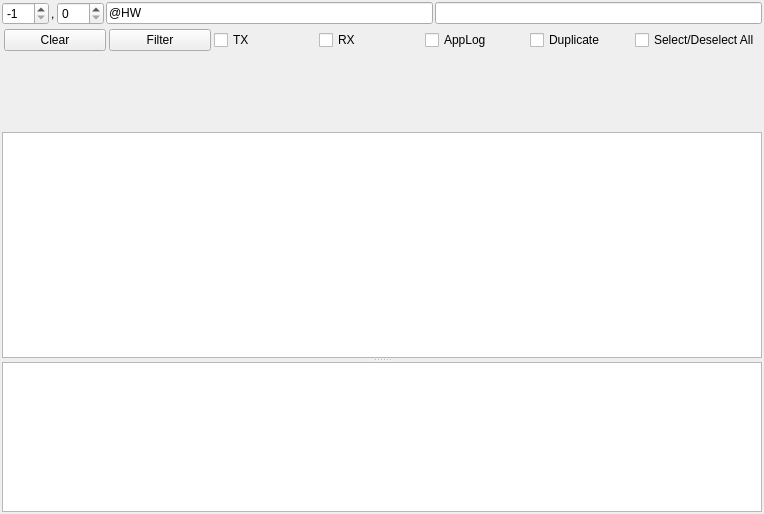
break11/AutoStorage, file Lib/AppWidgets/Agent_Cmd_Log_Form.ui: the form before one commit.
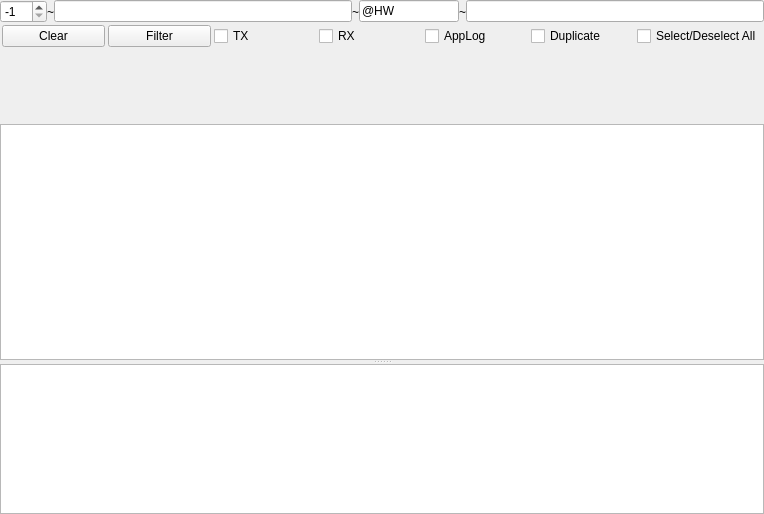
The form after the commit.

Commit message: Продолжение доработки протокола. Много изменений, из основного - убран agentN из посылки каждый раз.

Patch:
```diff
--- a/Lib/AppWidgets/Agent_Cmd_Log_Form.ui
+++ b/Lib/AppWidgets/Agent_Cmd_Log_Form.ui
@@ -15,19 +15,19 @@
   </property>
   <layout class="QVBoxLayout" name="verticalLayout">
    <property name="spacing">
-    <number>2</number>
+    <number>0</number>
    </property>
    <property name="leftMargin">
-    <number>2</number>
+    <number>0</number>
    </property>
    <property name="topMargin">
-    <number>2</number>
+    <number>0</number>
    </property>
    <property name="rightMargin">
-    <number>2</number>
+    <number>0</number>
    </property>
    <property name="bottomMargin">
-    <number>2</number>
+    <number>0</number>
    </property>
    <item>
     <layout class="QHBoxLayout" name="horizontalLayout">
@@ -50,22 +50,35 @@
      <item>
       <widget class="QLabel" name="lbComma">
        <property name="text">
-        <string>,</string>
+        <string>~</string>
        </property>
       </widget>
      </item>
      <item>
-      <widget class="QSpinBox" name="sbAgentN">
+      <widget class="QLineEdit" name="leCMD_TimeStamp">
        <property name="toolTip">
         <string>AgentN</string>
        </property>
-       <property name="maximum">
-        <number>999</number>
+       <property name="text">
+        <string/>
+       </property>
+      </widget>
+     </item>
+     <item>
+      <widget class="QLabel" name="lbMS_2">
+       <property name="text">
+        <string>~</string>
        </property>
       </widget>
      </item>
      <item>
       <widget class="QLineEdit" name="leCMD_Event">
+       <property name="maximumSize">
+        <size>
+         <width>100</width>
+         <height>16777215</height>
+        </size>
+       </property>
        <property name="toolTip">
         <string>Send Custom CMD to Agent</string>
        </property>
@@ -74,6 +87,13 @@
        </property>
       </widget>
      </item>
+     <item>
+      <widget class="QLabel" name="lbMS_3">
+       <property name="text">
+        <string>~</string>
+       </property>
+      </widget>
+     </item>
      <item>
       <widget class="QLineEdit" name="leCMD_Data">
        <property name="toolTip">
```
Left out of the diff: 4 changed lines with no effect on the pictures. The commit also changes 10 other files.
